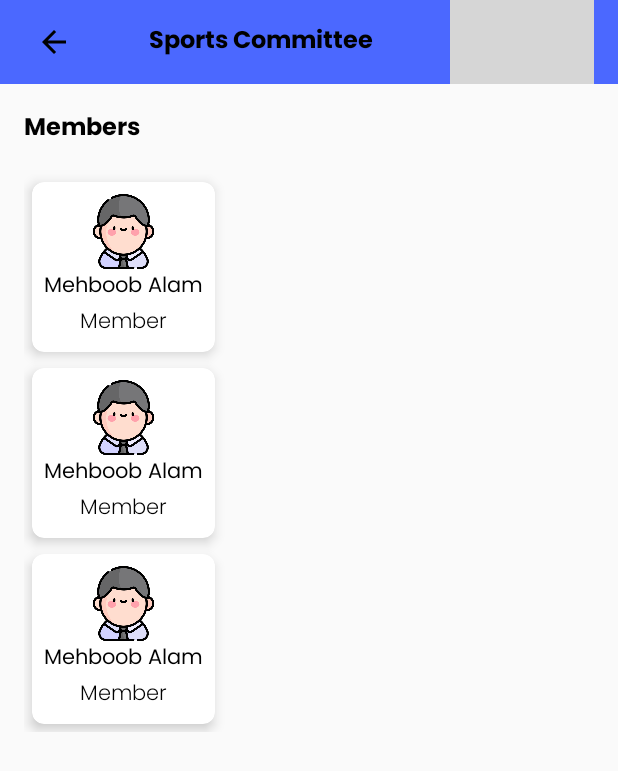
After one commit to Mehboob-alam1/CommitteManagement, an Android app: the layout activity_my_committee.xml on its own in the app's theme, with its tools: preview values and no code run, on a phone screen of 412 x 824 dp. The commit adds this screen. Shown: the top 771 px of the screen. Run offline under Robolectric (Android 15) with nearby library versions, the phone set to English and light mode, and no system bars; grey boxes are pictures that could not be loaded.

Commit message:
working with members

```diff
--- a/app/build.gradle.kts
+++ b/app/build.gradle.kts
@@ -50,5 +50,7 @@ dependencies {
     androidTestImplementation("androidx.test.espresso:espresso-core:3.5.1")
 
     implementation ("com.airbnb.android:lottie:6.3.0")
+    implementation( "com.google.code.gson:gson:2.10.1")
+
 
 }
--- a/app/src/main/AndroidManifest.xml
+++ b/app/src/main/AndroidManifest.xml
@@ -12,6 +12,9 @@
         android:supportsRtl="true"
         android:theme="@style/AppTheme"
         tools:targetApi="31">
+        <activity
+            android:name=".members.MyCommitteeActivity"
+            android:exported="false" />
         <activity
             android:name=".common.activities.ComitteesActivity"
             android:exported="false" />
--- a/app/src/main/java/com/mehboob/committemanagement/common/activities/ComitteesActivity.java
+++ b/app/src/main/java/com/mehboob/committemanagement/common/activities/ComitteesActivity.java
@@ -37,6 +37,8 @@ public class ComitteesActivity extends AppCompatActivity {
         binding.recyclerCommittees.setAdapter(adapter);
         binding.recyclerCommittees.setLayoutManager(new LinearLayoutManager(this));
 
+
+
     }
 
     @SuppressLint("NotifyDataSetChanged")
--- a/app/src/main/java/com/mehboob/committemanagement/common/activities/LoginActivity.java
+++ b/app/src/main/java/com/mehboob/committemanagement/common/activities/LoginActivity.java
@@ -25,6 +25,8 @@ public class LoginActivity extends AppCompatActivity {
     protected void onCreate(Bundle savedInstanceState) {
         super.onCreate(savedInstanceState);
         binding = ActivityLoginBinding.inflate(getLayoutInflater());
+        authViewModel = new ViewModelProvider(this).get(AuthViewModel.class);
+
         setContentView(binding.getRoot());
 
 
--- a/app/src/main/java/com/mehboob/committemanagement/common/viewmodels/CommitteeViewModel.java
+++ b/app/src/main/java/com/mehboob/committemanagement/common/viewmodels/CommitteeViewModel.java
@@ -31,4 +31,8 @@ private MutableLiveData<Boolean> isAdded;
     public MutableLiveData<List<Committee>> getCommittees(){
        return committeeRepo.getCommittees();
     }
+
+    public MutableLiveData<List<String>> getAnyCommitteeMembers(String committeName){
+        return committeeRepo.getAnyCommitteeMembers(committeName);
+    }
 }
--- a/app/src/main/res/layout/activity_main.xml
+++ b/app/src/main/res/layout/activity_main.xml
@@ -49,6 +49,7 @@
                 android:layout_width="wrap_content"
                 android:layout_height="wrap_content"
                 android:ellipsize="start"
+                android:id="@+id/txtEmail"
                 android:fontFamily="@font/poppins_medium"
                 android:text="admin@gmail.com" />
         </LinearLayout>
@@ -115,6 +116,7 @@
                 android:layout_margin="8dp"
                 android:layout_weight="1"
                 android:padding="16dp"
+                android:id="@+id/cardMyCommittee"
                 app:cardCornerRadius="8dp">
 
                 <LinearLayout
@@ -126,14 +128,14 @@
                     <ImageView
                         android:layout_width="100dp"
                         android:layout_height="100dp"
-                        android:src="@drawable/report"
+                        android:src="@drawable/people"
                         app:tint="@null" />
 
                     <TextView
                         android:layout_width="wrap_content"
                         android:layout_height="wrap_content"
                         android:fontFamily="@font/poppins_medium"
-                        android:text="Reports"
+                        android:text="My Committee"
                         android:textSize="18sp" />
                 </LinearLayout>
             </androidx.cardview.widget.CardView>
--- /dev/null
+++ b/app/src/main/res/layout/activity_my_committee.xml
@@ -0,0 +1,91 @@
+<?xml version="1.0" encoding="utf-8"?>
+<androidx.constraintlayout.widget.ConstraintLayout xmlns:android="http://schemas.android.com/apk/res/android"
+    xmlns:app="http://schemas.android.com/apk/res-auto"
+    xmlns:tools="http://schemas.android.com/tools"
+    android:layout_width="match_parent"
+    android:layout_height="match_parent"
+    tools:context=".members.MyCommitteeActivity">
+
+    <androidx.constraintlayout.widget.ConstraintLayout
+        android:id="@+id/constraintLayout2"
+        android:layout_width="match_parent"
+        android:layout_height="?attr/actionBarSize"
+        android:background="@color/colorPrimary"
+        app:layout_constraintEnd_toEndOf="parent"
+        app:layout_constraintStart_toStartOf="parent"
+        app:layout_constraintTop_toTopOf="parent">
+
+        <ImageView
+            android:id="@+id/imgArrowBack"
+            android:layout_width="wrap_content"
+            android:layout_height="wrap_content"
+            android:layout_marginStart="24dp"
+            android:src="@drawable/baseline_arrow_back_24"
+            app:layout_constraintBottom_toBottomOf="parent"
+            app:layout_constraintStart_toStartOf="parent"
+            app:layout_constraintTop_toTopOf="parent" />
+
+
+        <TextView
+            android:id="@+id/txtCommitteeName"
+            android:layout_width="wrap_content"
+            android:layout_height="wrap_content"
+            android:fontFamily="@font/poppins_bold"
+            android:text="Sports Committee"
+            android:textSize="16sp"
+            app:layout_constraintBottom_toBottomOf="parent"
+            app:layout_constraintEnd_toStartOf="@+id/imgMore"
+            app:layout_constraintStart_toEndOf="@+id/imgArrowBack"
+            app:layout_constraintTop_toTopOf="parent" />
+
+
+        <ImageView
+            android:id="@+id/imgMore"
+            android:layout_width="wrap_content"
+            android:layout_height="wrap_content"
+            android:layout_marginEnd="16dp"
+            android:src="@drawable/baseline_more_vert_24"
+            app:layout_constraintBottom_toBottomOf="parent"
+            app:layout_constraintEnd_toEndOf="parent"
+            app:layout_constraintTop_toTopOf="parent" />
+
+    </androidx.constraintlayout.widget.ConstraintLayout>
+
+
+    <ScrollView
+        android:layout_width="match_parent"
+        android:layout_height="0dp"
+        app:layout_constraintBottom_toBottomOf="parent"
+        app:layout_constraintTop_toBottomOf="@+id/constraintLayout2">
+
+        <LinearLayout
+            android:layout_width="match_parent"
+            android:layout_height="wrap_content"
+            android:padding="16dp"
+            android:orientation="vertical">
+
+
+            <TextView
+                android:layout_width="wrap_content"
+                android:layout_height="wrap_content"
+                android:fontFamily="@font/poppins_bold"
+                android:text="Members"
+                android:textSize="16sp"
+                app:layout_constraintBottom_toBottomOf="parent"
+                app:layout_constraintEnd_toStartOf="@+id/imgMore"
+                app:layout_constraintStart_toEndOf="@+id/imgArrowBack"
+                app:layout_constraintTop_toTopOf="parent" />
+
+
+            <androidx.recyclerview.widget.RecyclerView
+                android:layout_width="match_parent"
+                android:layout_height="wrap_content"
+                android:id="@+id/membersRecyclerView"
+                tools:listitem="@layout/item_members"
+                android:layout_marginTop="16dp"/>
+        </LinearLayout>
+
+    </ScrollView>
+
+
+</androidx.constraintlayout.widget.ConstraintLayout>
--- /dev/null
+++ b/app/src/main/res/layout/item_members.xml
@@ -0,0 +1,38 @@
+<?xml version="1.0" encoding="utf-8"?>
+<androidx.cardview.widget.CardView xmlns:android="http://schemas.android.com/apk/res/android"
+    xmlns:app="http://schemas.android.com/apk/res-auto"
+    android:layout_width="wrap_content"
+    android:layout_margin="5dp"
+    app:cardElevation="5dp"
+    app:cardCornerRadius="8dp"
+    android:layout_height="wrap_content">
+
+    <LinearLayout
+        android:layout_width="match_parent"
+        android:layout_height="wrap_content"
+        android:gravity="center_horizontal"
+        android:padding="8dp"
+
+        android:orientation="vertical">
+
+        <ImageView
+            android:layout_width="50dp"
+            android:layout_height="50dp"
+            android:src="@drawable/member"
+            app:tint="@null" />
+
+        <TextView
+            android:layout_width="wrap_content"
+            android:layout_height="wrap_content"
+            android:text="Mehboob Alam"
+            android:id="@+id/txtName"
+            android:fontFamily="@font/poppins_regular"/>
+        <TextView
+            android:layout_width="wrap_content"
+            android:layout_height="wrap_content"
+            android:text="Member"
+            android:id="@+id/txtDesignation"
+            android:fontFamily="@font/poppins_light"/>
+    </LinearLayout>
+
+</androidx.cardview.widget.CardView>
```
Also changed, not shown: app/src/main/java/com/mehboob/committemanagement/common/activities/MainActivity.java (+18 -0 lines), app/src/main/java/com/mehboob/committemanagement/common/adapters/CommitteesAdapter.java (+10 -0 lines), app/src/main/java/com/mehboob/committemanagement/common/adapters/MemberAdapter.java (added, +66 -0 lines), app/src/main/java/com/mehboob/committemanagement/common/models/Committee.java (+10 -0 lines), app/src/main/java/com/mehboob/committemanagement/common/repositories/CommitteeRepo.java (+34 -0 lines), app/src/main/java/com/mehboob/committemanagement/members/MyCommitteeActivity.java (added, +84 -0 lines), app/src/main/res/drawable/member.png (added).
